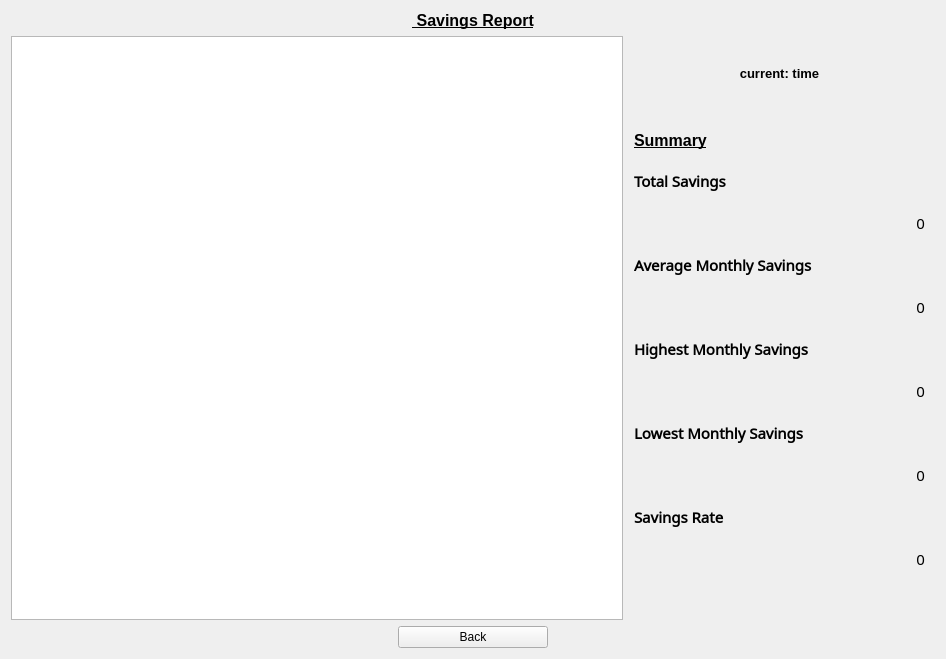
This is ui/savingwidget.ui in NFBaeza/Budget-Monitor as Qt 5 draws it before an edit. The edited form follows.
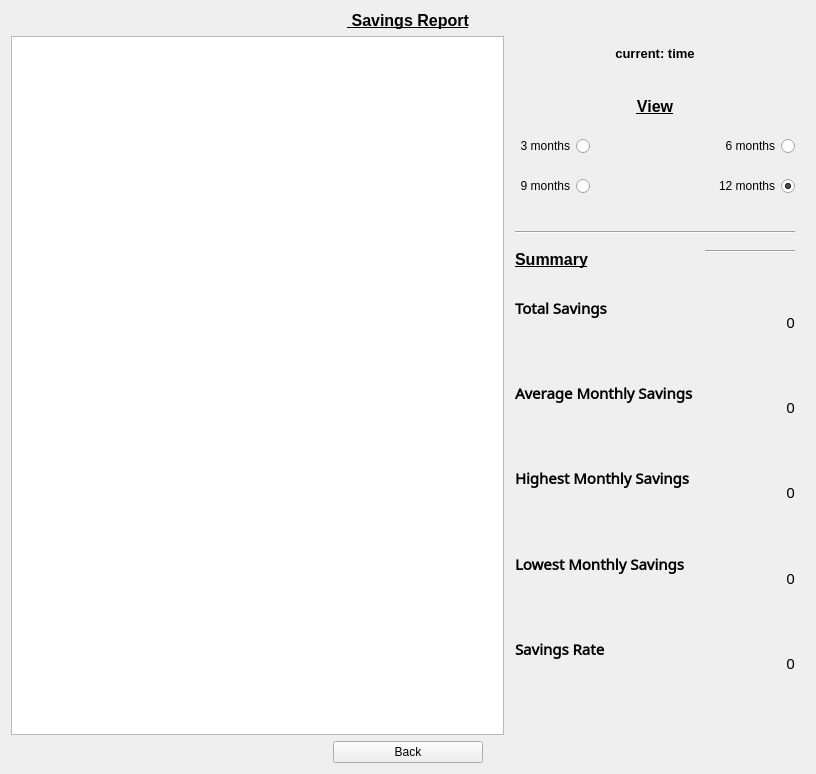
This is the edited form. Custom widgets are drawn as their Qt base class.

Commit message:
Feature/savings view (#16)
* chore: change savings formula

* feat: add new method get Amount By Type Of Card

* chore: change savings formula

* fix: saving summary calculation

* chore: disable debugging logging

* feat: set flexible Savings View period added

* chore: clean code in .cpp and .h, optimized view and totals calculation

What changed in the file:
```diff
--- a/ui/savingwidget.ui
+++ b/ui/savingwidget.ui
@@ -6,8 +6,8 @@
    <rect>
     <x>0</x>
     <y>0</y>
-    <width>946</width>
-    <height>641</height>
+    <width>816</width>
+    <height>774</height>
    </rect>
   </property>
   <property name="font">
@@ -22,7 +22,7 @@
   <property name="layoutDirection">
    <enum>Qt::LayoutDirection::LeftToRight</enum>
   </property>
-  <layout class="QGridLayout" name="gridLayout_3" columnstretch="2,1">
+  <layout class="QGridLayout" name="gridLayout_3" columnstretch="5,3">
    <item row="0" column="0" colspan="2">
     <widget class="QLabel" name="titleLabel">
      <property name="font">
@@ -46,7 +46,7 @@
    <item row="1" column="1">
     <layout class="QHBoxLayout" name="horizontalLayout_3" stretch="1">
      <property name="spacing">
-      <number>20</number>
+      <number>6</number>
      </property>
      <property name="leftMargin">
       <number>5</number>
@@ -58,15 +58,15 @@
       <number>20</number>
      </property>
      <item>
-      <layout class="QVBoxLayout" name="verticalLayout">
+      <layout class="QVBoxLayout" name="verticalLayout" stretch="0,1,0,3">
        <property name="spacing">
-        <number>30</number>
+        <number>10</number>
        </property>
        <property name="topMargin">
-        <number>30</number>
+        <number>10</number>
        </property>
        <property name="bottomMargin">
-        <number>30</number>
+        <number>20</number>
        </property>
        <item>
         <widget class="QLabel" name="labelCurrentTime">
@@ -85,40 +85,128 @@
          </property>
         </widget>
        </item>
+       <item>
+        <layout class="QFormLayout" name="formLayout_2">
+         <property name="formAlignment">
+          <set>Qt::AlignmentFlag::AlignCenter</set>
+         </property>
+         <property name="verticalSpacing">
+          <number>20</number>
+         </property>
+         <item row="0" column="0" colspan="2">
+          <widget class="QLabel" name="label">
+           <property name="font">
+            <font>
+             <pointsize>12</pointsize>
+             <bold>true</bold>
+             <underline>true</underline>
+            </font>
+           </property>
+           <property name="text">
+            <string>View</string>
+           </property>
+           <property name="alignment">
+            <set>Qt::AlignmentFlag::AlignCenter</set>
+           </property>
+          </widget>
+         </item>
+         <item row="1" column="0">
+          <widget class="QRadioButton" name="threeMonthsViewRadioButton">
+           <property name="font">
+            <font>
+             <bold>false</bold>
+             <underline>false</underline>
+            </font>
+           </property>
+           <property name="layoutDirection">
+            <enum>Qt::LayoutDirection::RightToLeft</enum>
+           </property>
+           <property name="text">
+            <string>3 months</string>
+           </property>
+          </widget>
+         </item>
+         <item row="1" column="1">
+          <widget class="QRadioButton" name="sixMonthsViewRadioButton">
+           <property name="font">
+            <font>
+             <bold>false</bold>
+             <underline>false</underline>
+            </font>
+           </property>
+           <property name="layoutDirection">
+            <enum>Qt::LayoutDirection::RightToLeft</enum>
+           </property>
+           <property name="text">
+            <string>6 months</string>
+           </property>
+          </widget>
+         </item>
+         <item row="2" column="0">
+          <widget class="QRadioButton" name="nineMonthsViewRadioButton">
+           <property name="font">
+            <font>
+             <bold>false</bold>
+             <underline>false</underline>
+            </font>
+           </property>
+           <property name="layoutDirection">
+            <enum>Qt::LayoutDirection::RightToLeft</enum>
+           </property>
+           <property name="text">
+            <string>9 months</string>
+           </property>
+          </widget>
+         </item>
+         <item row="2" column="1">
+          <widget class="QRadioButton" name="twelveMonthsViewRadioButton">
+           <property name="font">
+            <font>
+             <bold>false</bold>
+             <underline>false</underline>
+            </font>
+           </property>
+           <property name="layoutDirection">
+            <enum>Qt::LayoutDirection::RightToLeft</enum>
+           </property>
+           <property name="text">
+            <string>12 months</string>
+           </property>
+           <property name="checked">
+            <bool>true</bool>
+           </property>
+          </widget>
+         </item>
+        </layout>
+       </item>
+       <item>
+        <widget class="Line" name="line_2">
+         <property name="orientation">
+          <enum>Qt::Orientation::Horizontal</enum>
+         </property>
+        </widget>
+       </item>
        <item>
         <layout class="QFormLayout" name="formLayout">
          <property name="rowWrapPolicy">
-          <enum>QFormLayout::RowWrapPolicy::WrapAllRows</enum>
+          <enum>QFormLayout::RowWrapPolicy::DontWrapRows</enum>
          </property>
-         <property name="labelAlignment">
-          <set>Qt::AlignmentFlag::AlignLeading|Qt::AlignmentFlag::AlignLeft|Qt::AlignmentFlag::AlignVCenter</set>
-         </property>
-         <property name="formAlignment">
-          <set>Qt::AlignmentFlag::AlignLeading|Qt::AlignmentFlag::AlignLeft|Qt::AlignmentFlag::AlignVCenter</set>
+         <property name="horizontalSpacing">
+          <number>12</number>
          </property>
          <property name="verticalSpacing">
           <number>20</number>
          </property>
          <property name="topMargin">
-          <number>20</number>
+          <number>6</number>
          </property>
          <property name="bottomMargin">
           <number>0</number>
          </property>
-         <item row="0" column="0">
-          <widget class="QLabel" name="label_4">
-           <property name="font">
-            <font>
-             <pointsize>12</pointsize>
-             <bold>true</bold>
-             <underline>true</underline>
-            </font>
-           </property>
-           <property name="text">
-            <string>Summary</string>
-           </property>
-           <property name="textFormat">
-            <enum>Qt::TextFormat::PlainText</enum>
+         <item row="0" column="1">
+          <widget class="Line" name="line">
+           <property name="orientation">
+            <enum>Qt::Orientation::Horizontal</enum>
            </property>
           </widget>
          </item>
@@ -287,6 +375,32 @@
            </property>
           </widget>
          </item>
+         <item row="0" column="0">
+          <widget class="QLabel" name="label_4">
+           <property name="sizePolicy">
+            <sizepolicy hsizetype="Expanding" vsizetype="Expanding">
+             <horstretch>0</horstretch>
+             <verstretch>0</verstretch>
+            </sizepolicy>
+           </property>
+           <property name="font">
+            <font>
+             <pointsize>12</pointsize>
+             <bold>true</bold>
+             <underline>true</underline>
+            </font>
+           </property>
+           <property name="text">
+            <string>Summary</string>
+           </property>
+           <property name="textFormat">
+            <enum>Qt::TextFormat::PlainText</enum>
+           </property>
+           <property name="alignment">
+            <set>Qt::AlignmentFlag::AlignCenter</set>
+           </property>
+          </widget>
+         </item>
         </layout>
        </item>
       </layout>
```
The commit also changes 4 other files.
